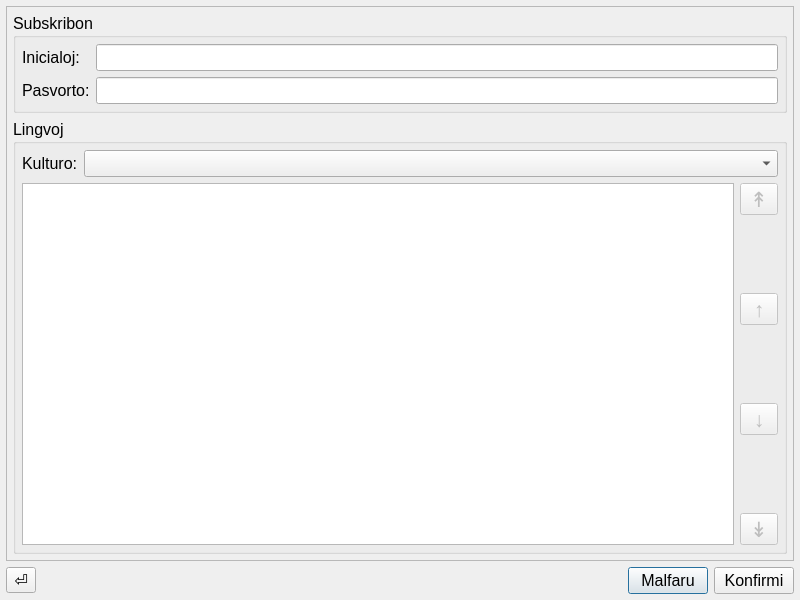
First picture: the form in konfiguro.ui, repository MDCremer/Gradivus, before the edit.
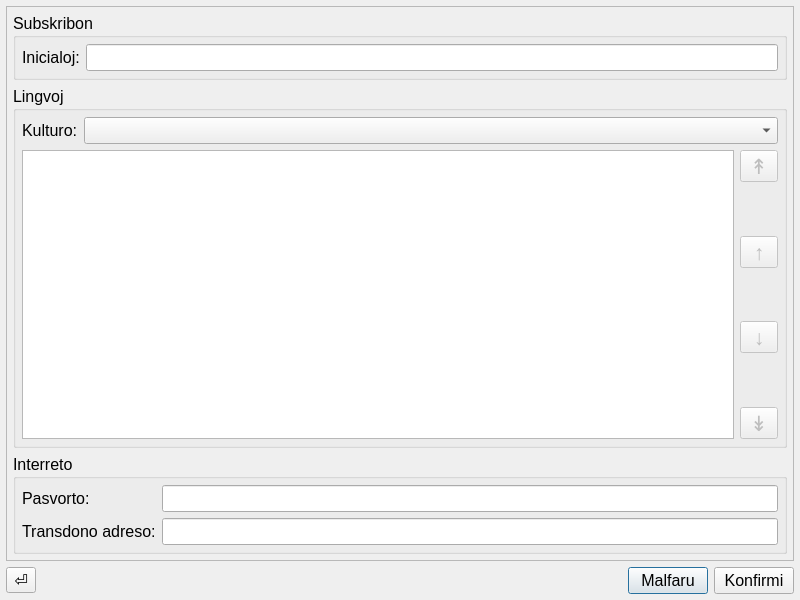
Second picture: the form after the edit.

```diff
--- a/konfiguro.ui
+++ b/konfiguro.ui
@@ -90,20 +90,6 @@
           <item row="0" column="1">
            <widget class="QLineEdit" name="inicialoj"/>
           </item>
-          <item row="1" column="0">
-           <widget class="QLabel" name="label_3">
-            <property name="text">
-             <string>Pasvorto:</string>
-            </property>
-           </widget>
-          </item>
-          <item row="1" column="1">
-           <widget class="QLineEdit" name="pasvorto">
-            <property name="echoMode">
-             <enum>QLineEdit::PasswordEchoOnEdit</enum>
-            </property>
-           </widget>
-          </item>
          </layout>
         </widget>
        </item>
@@ -292,6 +278,63 @@
          </layout>
         </widget>
        </item>
+       <item>
+        <widget class="QGroupBox" name="groupBox_2">
+         <property name="sizePolicy">
+          <sizepolicy hsizetype="Preferred" vsizetype="Preferred">
+           <horstretch>0</horstretch>
+           <verstretch>0</verstretch>
+          </sizepolicy>
+         </property>
+         <property name="minimumSize">
+          <size>
+           <width>0</width>
+           <height>0</height>
+          </size>
+         </property>
+         <property name="title">
+          <string>Interreto</string>
+         </property>
+         <layout class="QFormLayout" name="formLayout_3">
+          <property name="leftMargin">
+           <number>6</number>
+          </property>
+          <property name="topMargin">
+           <number>6</number>
+          </property>
+          <property name="rightMargin">
+           <number>6</number>
+          </property>
+          <property name="bottomMargin">
+           <number>6</number>
+          </property>
+          <item row="0" column="0">
+           <widget class="QLabel" name="label_3">
+            <property name="text">
+             <string>Pasvorto:</string>
+            </property>
+           </widget>
+          </item>
+          <item row="0" column="1">
+           <widget class="QLineEdit" name="pasvorto">
+            <property name="echoMode">
+             <enum>QLineEdit::PasswordEchoOnEdit</enum>
+            </property>
+           </widget>
+          </item>
+          <item row="1" column="0">
+           <widget class="QLabel" name="label_4">
+            <property name="text">
+             <string>Transdono adreso:</string>
+            </property>
+           </widget>
+          </item>
+          <item row="1" column="1">
+           <widget class="QLineEdit" name="transdonoAdreso"/>
+          </item>
+         </layout>
+        </widget>
+       </item>
       </layout>
      </widget>
     </widget>
```
